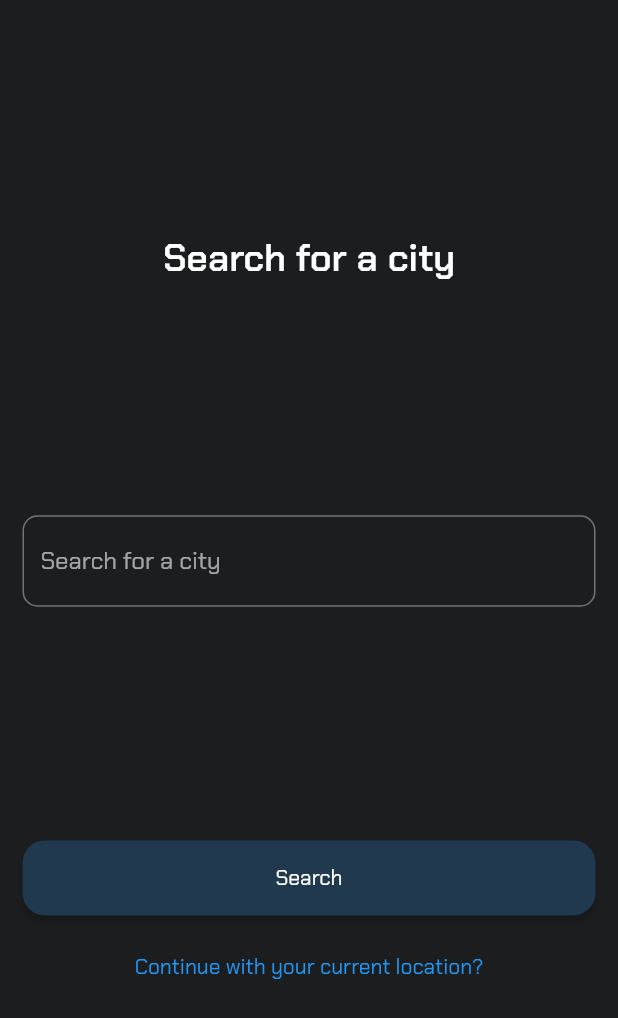
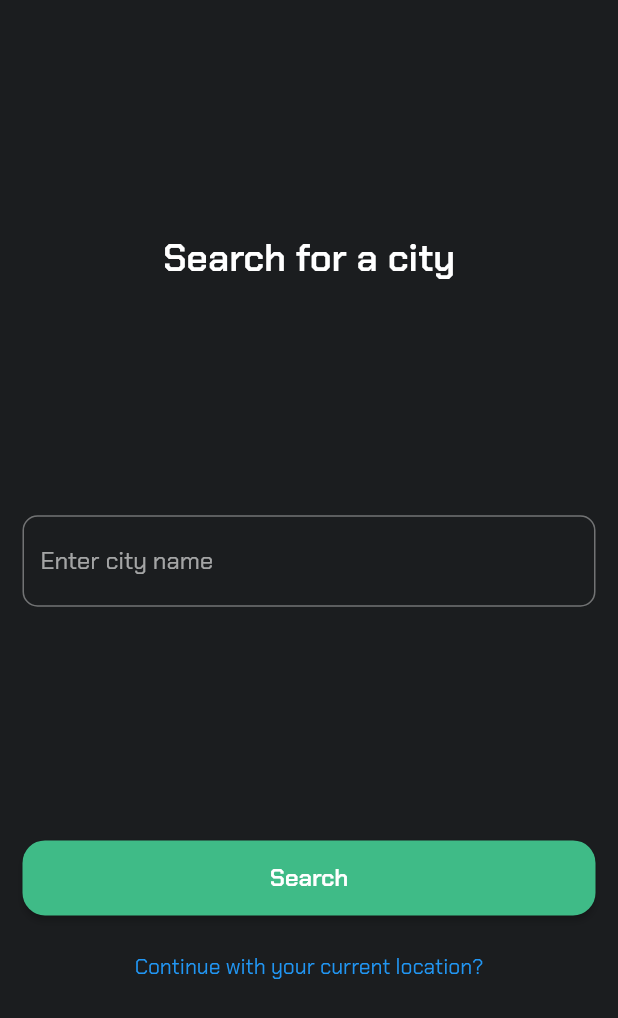
Before and after one commit to Mohamed-Ararr/Forecast-App, a Flutter app: the screen it shows after launch, on a phone screen of 412 x 824 dp. Shown: the top 1018 px of the screen. Run offline on Flutter 3.47's test engine with Material 2 defaults, Android fonts, the phone set to English and light mode, and no system bars; our stand-ins replace bloc, cached_network_image, dartz, dio, flutter_bloc, font_awesome_flutter and 4 more.

Commit message:
edit text field

```diff
--- a/lib/Features/HomeView/Presentation/Widgets/ConfirmButton.dart
+++ b/lib/Features/HomeView/Presentation/Widgets/ConfirmButton.dart
@@ -1,7 +1,7 @@
 import "package:flutter/material.dart";
+import "package:weather_app/Core/AppFonts.dart";
 
 import "../../../../ConstantValues.dart";
-import "../../../../Core/AppColors.dart";
 
 class ConfirmButton extends StatelessWidget {
   const ConfirmButton({super.key, this.onPressed});
@@ -13,13 +13,16 @@ class ConfirmButton extends StatelessWidget {
     return ElevatedButton(
       onPressed: onPressed,
       style: ElevatedButton.styleFrom(
-        backgroundColor: AppColors.blueColor,
+        backgroundColor: const Color.fromARGB(255, 63, 187, 135),
         shape: RoundedRectangleBorder(
           borderRadius: kBorderRad15,
         ),
         fixedSize: Size(MediaQuery.of(context).size.width, 50),
       ),
-      child: const Text("Search"),
+      child: Text(
+        "Search",
+        style: AppFonts.statStyle,
+      ),
     );
   }
 }
--- a/lib/Features/HomeView/Presentation/Widgets/CustomTextField.dart
+++ b/lib/Features/HomeView/Presentation/Widgets/CustomTextField.dart
@@ -21,7 +21,7 @@ class CustomTextField extends StatelessWidget {
         }
       },
       decoration: InputDecoration(
-        hintText: "Search for a city",
+        hintText: "Enter city name",
         border: OutlineInputBorder(
           borderRadius: kBorderRad10,
         ),
```
